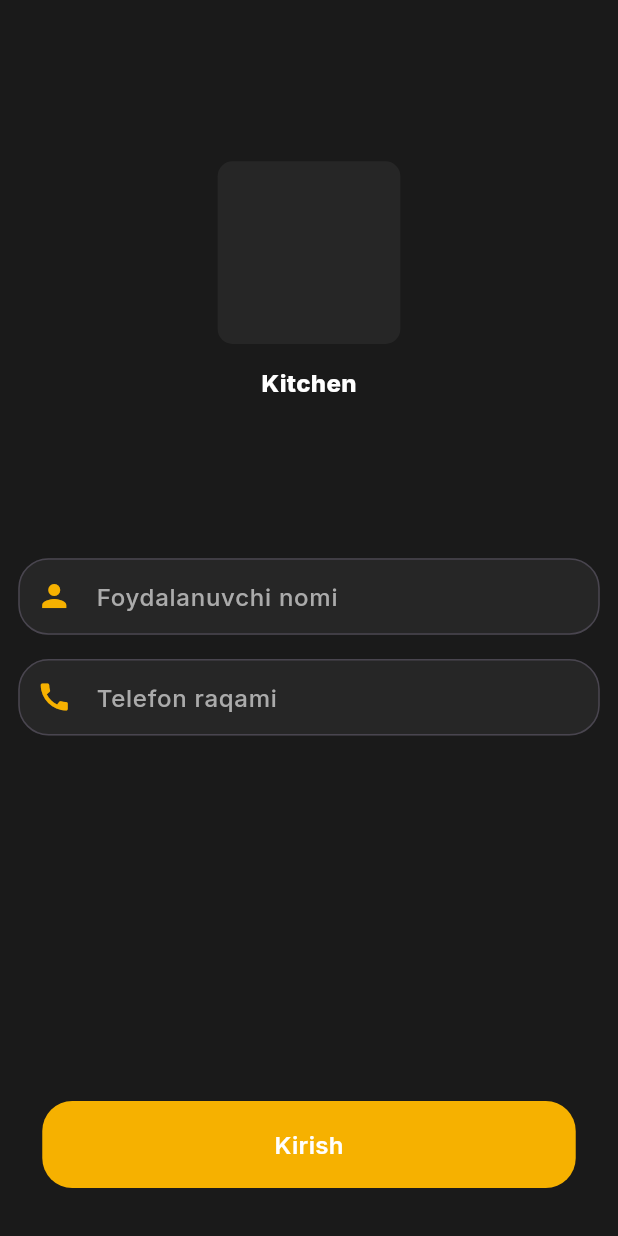
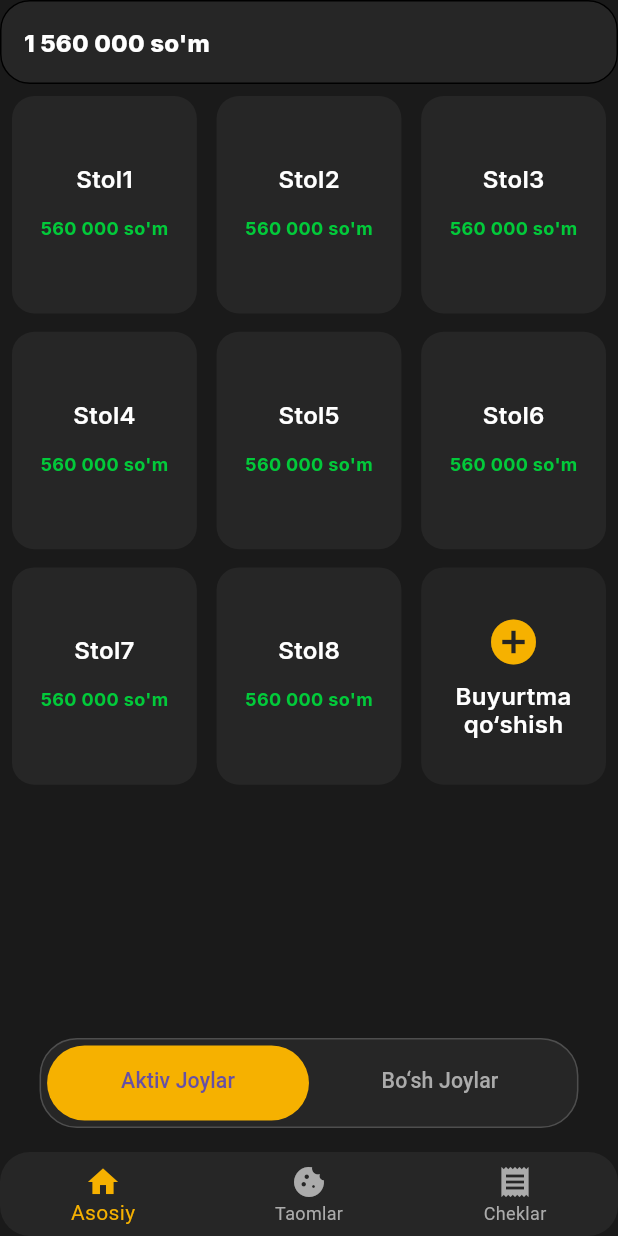
Before and after one commit to Yoshlar-Texnoparki/cafeapp, a Flutter app: the screen it shows after launch, on a phone screen of 412 x 824 dp. Run offline on Flutter 3.47's test engine with Material 3 defaults, Android fonts, the phone set to English and light mode, and no system bars; our stand-ins replace flutter_screenutil, google_fonts, shared_preferences.

Commit message:
home screen

```diff
--- a/lib/main.dart
+++ b/lib/main.dart
@@ -1,4 +1,5 @@
 import 'package:cafeapp/src/ui/auth/login_screen.dart';
+import 'package:cafeapp/src/ui/main/main_screen.dart';
 import 'package:flutter/material.dart';
 import 'package:flutter_screenutil/flutter_screenutil.dart';
 
@@ -21,13 +22,13 @@ class MyApp extends StatelessWidget {
           debugShowCheckedModeBanner: false,
           title: 'Cafe App',
           theme: ThemeData(
-            primarySwatch: Colors.blue,
+            primarySwatch: Colors.orange,
             textTheme: Typography.englishLike2018.apply(fontSizeFactor: 1.sp),
           ),
           home: child,
         );
       },
-      child: LoginScreen(),
+      child: MainScreen(),
     );
   }
 }
--- a/lib/src/theme/app_colors.dart
+++ b/lib/src/theme/app_colors.dart
@@ -7,4 +7,5 @@ class AppColors{
   static Color grey = Color(0xffABABAB);
   static Color black = Color(0xff000000);
   static Color buttonColor = Color(0xffF6B100);
+  static Color green = Color(0xff02CA3A);
 }
--- a/lib/src/theme/app_style.dart
+++ b/lib/src/theme/app_style.dart
@@ -24,6 +24,13 @@ class AppStyle{
       fontWeight: FontWeight.w400,
     );
   }
+  static TextStyle font400Bold(Color color){
+    return GoogleFonts.inter(
+      color: color,
+      fontSize: 12.spMin,
+      fontWeight: FontWeight.w700,
+    );
+  }
   static TextStyle font600(Color color){
     return GoogleFonts.inter(
       color: color,
--- a/lib/src/ui/auth/login_screen.dart
+++ b/lib/src/ui/auth/login_screen.dart
@@ -48,7 +48,7 @@ class _LoginScreenState extends State<LoginScreen> {
                     Text("Kitchen",style: AppStyle.font800(AppColors.white),),
                     SizedBox(height: 106.sp,),
                     TextField(
-                      style: AppStyle.font500(AppColors.black),
+                      style: AppStyle.font500(AppColors.white),
                       controller: controllerUsername,
                       decoration: InputDecoration(
                           prefixIcon: Icon(Icons.person,color: AppColors.buttonColor,),
@@ -63,7 +63,7 @@ class _LoginScreenState extends State<LoginScreen> {
                     ),
                     SizedBox(height: 16.sp,),
                     TextField(
-                      style: AppStyle.font500(AppColors.black),
+                      style: AppStyle.font500(AppColors.white),
                       keyboardType: TextInputType.number,
                       controller: controllerPassword,
                       decoration: InputDecoration(
--- /dev/null
+++ b/lib/src/ui/main/home/home_screen.dart
@@ -0,0 +1,127 @@
+import 'package:cafeapp/src/theme/app_colors.dart';
+import 'package:cafeapp/src/theme/app_style.dart';
+import 'package:flutter/material.dart';
+import 'package:flutter_screenutil/flutter_screenutil.dart';
+
+class HomeScreen extends StatefulWidget {
+  const HomeScreen({super.key});
+
+  @override
+  State<HomeScreen> createState() => _HomeScreenState();
+}
+
+class _HomeScreenState extends State<HomeScreen> with TickerProviderStateMixin{
+  TabController? _tabController;
+
+  @override
+  void initState() {
+    _tabController = TabController(length: 2, vsync: this);
+    super.initState();
+  }
+
+  @override
+  Widget build(BuildContext context) {
+    return Scaffold(
+      backgroundColor: AppColors.background,
+      appBar: AppBar(
+        surfaceTintColor: Colors.transparent,
+        elevation: 0,
+        backgroundColor: AppColors.inputColor,
+        title: Text("1 560 000 so'm", style: AppStyle.font800(AppColors.white)),
+        shape: OutlineInputBorder(
+          borderRadius: BorderRadius.circular(20),
+        ),
+      ),
+
+      body: Padding(
+        padding: const EdgeInsets.all(8.0),
+        child: GridView.builder(
+          itemCount: 8 + 1, // <<<<<<<< BU YERGA +1 QO‘SHILDI
+          gridDelegate: SliverGridDelegateWithFixedCrossAxisCount(
+            crossAxisCount: 3,
+            crossAxisSpacing: 12.w,
+            mainAxisSpacing: 12.h,
+            childAspectRatio: 0.85,
+          ),
+          itemBuilder: (context, index) {
+            if (index == 8) {
+              return GestureDetector(
+                onTap: () {
+                },
+                child: Container(
+                  alignment: Alignment.center,
+                  decoration: BoxDecoration(
+                    borderRadius: BorderRadius.circular(15),
+                    color: AppColors.inputColor.withOpacity(0.8),
+                  ),
+                  child: Column(
+                    mainAxisAlignment: MainAxisAlignment.center,
+                    children: [
+                      Icon(Icons.add_circle, size: 36, color: AppColors.buttonColor),
+                      SizedBox(height: 8),
+                      Text(
+                        "Buyurtma qo‘shish",
+                        style: AppStyle.font600(AppColors.white),
+                        textAlign: TextAlign.center,
+                      ),
+                    ],
+                  ),
+                ),
+              );
+            }
+            /// -----------------------------------------------------
+
+            return Container(
+              alignment: Alignment.center,
+              decoration: BoxDecoration(
+                borderRadius: BorderRadius.circular(15),
+                color: AppColors.inputColor,
+              ),
+              child: Column(
+                crossAxisAlignment: CrossAxisAlignment.center,
+                mainAxisAlignment: MainAxisAlignment.center,
+                children: [
+                  Text("Stol${index + 1}",
+                      style: AppStyle.font600(AppColors.white)),
+                  Container(
+                    margin: EdgeInsets.only(top: 12.sp),
+                    padding: EdgeInsets.all(4),
+                    child: Text(
+                      "560 000 so'm",
+                      style: AppStyle.font400Bold(AppColors.green),
+                    ),
+                  ),
+                ],
+              ),
+            );
+          },
+        ),
+      ),
+
+      floatingActionButtonLocation: FloatingActionButtonLocation.centerFloat,
+      floatingActionButton: Container(
+        padding: EdgeInsets.symmetric(vertical: 4, horizontal: 4),
+        height: 60.spMin,
+        decoration: BoxDecoration(
+            border: Border.all(color: AppColors.grey.withOpacity(0.3)),
+            borderRadius: BorderRadius.circular(25),
+            color: AppColors.inputColor),
+        margin: EdgeInsets.symmetric(horizontal: 26.sp),
+        child: TabBar(
+          indicatorSize: TabBarIndicatorSize.tab,
+          indicator: BoxDecoration(
+            color: AppColors.buttonColor,
+            borderRadius: BorderRadius.circular(25),
+          ),
+          dividerColor: Colors.transparent,
+          unselectedLabelColor: AppColors.grey,
+          controller: _tabController,
+          tabs: const [
+            Text("Aktiv Joylar"),
+            Text("Bo‘sh Joylar"),
+          ],
+        ),
+      ),
+    );
+  }
+}
--- /dev/null
+++ b/lib/src/ui/main/main_screen.dart
@@ -0,0 +1,44 @@
+import 'package:cafeapp/src/theme/app_colors.dart';
+import 'package:cafeapp/src/ui/main/home/home_screen.dart';
+import 'package:flutter/material.dart';
+
+class MainScreen extends StatefulWidget {
+  const MainScreen({super.key});
+
+  @override
+  State<MainScreen> createState() => _MainScreenState();
+}
+
+class _MainScreenState extends State<MainScreen> {
+  int _selectedIndex = 0;
+  List<Widget> screens= [
+    HomeScreen(),
+    Container(),
+    Container(),
+  ];
+  @override
+  Widget build(BuildContext context) {
+    return Scaffold(
+      body: screens[_selectedIndex],
+      backgroundColor: AppColors.background,
+      bottomNavigationBar: ClipRRect(
+        borderRadius: BorderRadius.circular(20),
+        child: BottomNavigationBar(
+          selectedItemColor: AppColors.buttonColor,
+          unselectedItemColor: AppColors.grey,
+          currentIndex: _selectedIndex,
+          onTap: (i){
+            _selectedIndex = i;
+            setState(() {
+            });
+          },
+          backgroundColor: AppColors.inputColor,
+            items: [
+          BottomNavigationBarItem(icon: Icon(Icons.home),label: 'Asosiy'),
+          BottomNavigationBarItem(icon: Icon(Icons.cookie),label: 'Taomlar'),
+          BottomNavigationBarItem(icon: Icon(Icons.receipt),label: 'Cheklar'),
+        ]),
+      ),
+    );
+  }
+}
```
